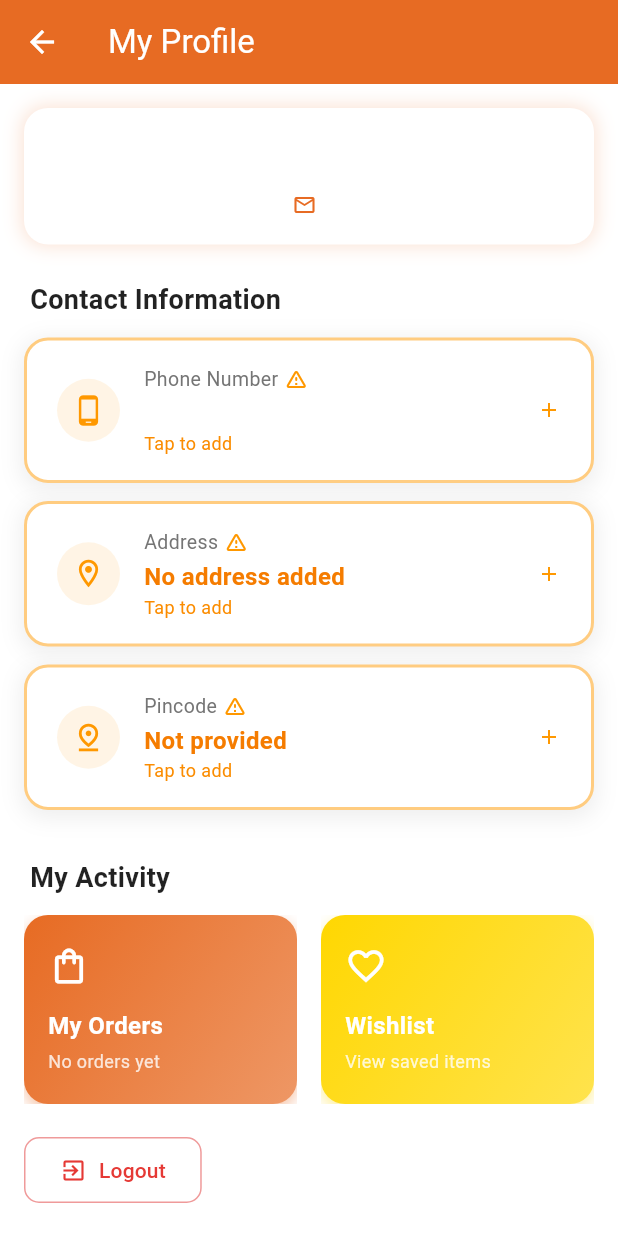
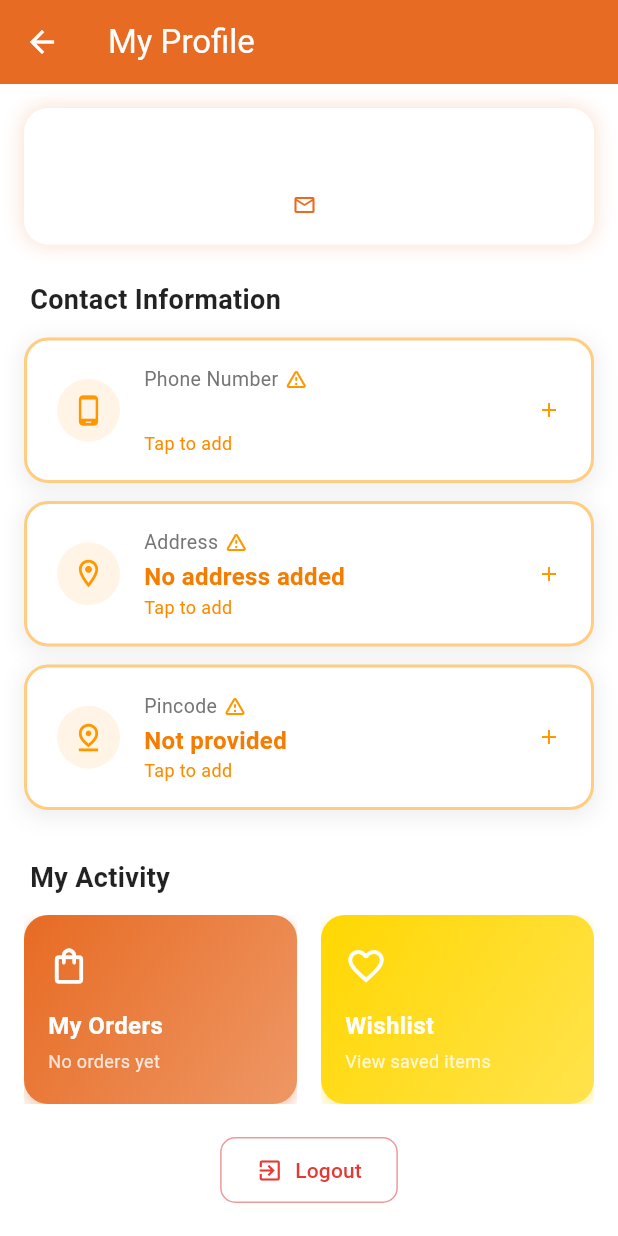
Before and after one commit to rachit9981/Ecommerce_FL_Flutter, a Flutter app: the ProfilePage screen opened directly, on a phone screen of 412 x 824 dp. Run offline on Flutter 3.47's test engine with Material 3 defaults, Android fonts, the phone set to English and light mode, and no system bars; our stand-ins replace shared_preferences; missing offline and left inert: razorpay_flutter; accounts and stored records are empty; network calls fail.

Commit message:
Improved ProfilePage UI

```diff
--- a/lib/pages/profile_page.dart
+++ b/lib/pages/profile_page.dart
@@ -210,7 +210,7 @@ class _ProfilePageState extends State<ProfilePage> {
                     const SizedBox(height: 20),
 
                     // Logout button
-                    _buildLogoutButton(),
+                    Center(child: _buildLogoutButton()),
 
                     // Bottom padding to ensure all content is visible
                     const SizedBox(height: 20),
```
